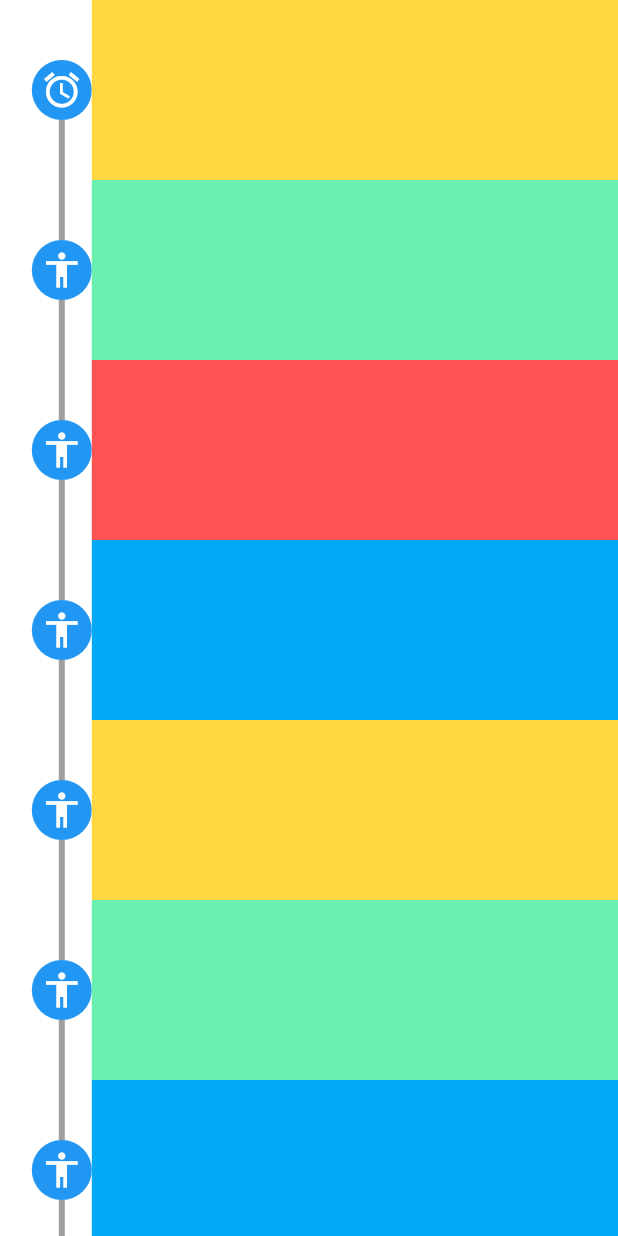
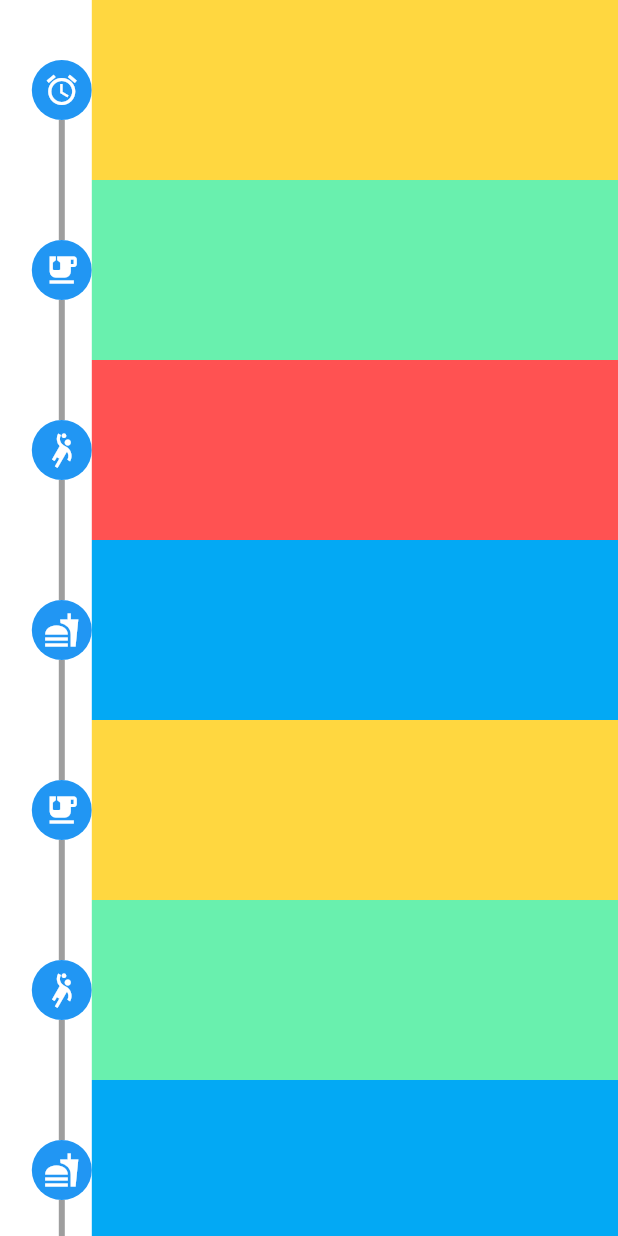
Before and after one commit to tomaszpolanski/healfy, a Flutter app: the screen it shows after launch, on a phone screen of 412 x 824 dp. Run offline on Flutter 3.47's test engine with Material 2 defaults, Android fonts, the phone set to English and light mode, and no system bars; drawn by our look-alikes of timeline_tile.

Commit message:
Icons for elements (#4)
* Icons for elements

* wip

Co-authored-by: Tomek Polanski <tpolanski@groupon.com>

```diff
--- /dev/null
+++ b/lib/features/timeline/timeline_model.dart
@@ -0,0 +1,25 @@
+import 'package:flutter/material.dart';
+
+enum TimelineType { exercise, wake_up, water, food }
+
+class TimelineData {
+  const TimelineData(this.type);
+
+  final TimelineType type;
+}
+
+extension TimelineTypeEx on TimelineType {
+  IconData toIcon() {
+    switch (this) {
+      case TimelineType.exercise:
+        return Icons.sports_handball;
+      case TimelineType.wake_up:
+        return Icons.alarm;
+      case TimelineType.water:
+        return Icons.emoji_food_beverage;
+      case TimelineType.food:
+        return Icons.fastfood_sharp;
+    }
+    throw Exception('Type not handled');
+  }
+}
--- a/lib/features/timeline/timeline_page.dart
+++ b/lib/features/timeline/timeline_page.dart
@@ -1,4 +1,5 @@
 import 'package:flutter/material.dart';
+import 'package:healfy/features/timeline/timeline_model.dart';
 import 'package:timeline_tile/timeline_tile.dart';
 
 class TimelinePage extends StatelessWidget {
@@ -6,7 +7,7 @@ class TimelinePage extends StatelessWidget {
 
   @override
   Widget build(BuildContext context) {
-    return Scaffold(
+    return const Scaffold(
       body: _Content(_mockData),
     );
   }
@@ -18,7 +19,7 @@ class _Content extends StatelessWidget {
     Key key,
   }) : super(key: key);
 
-  final List<_TimelineData> data;
+  final List<TimelineData> data;
 
   @override
   Widget build(BuildContext context) {
@@ -38,15 +39,22 @@ class _Content extends StatelessWidget {
                           alignment: TimelineAlign.manual,
                           lineX: 0.1,
                           isFirst: index == 0,
-                          isLast: data.last == d,
+                          isLast: index == data.length - 1,
                           indicatorStyle: IndicatorStyle(
                             width: 40,
+                            height: 40,
                             color: Colors.blue,
-                            iconStyle: IconStyle(
-                              color: Colors.white,
-                              iconData: index == 0
-                                  ? Icons.alarm
-                                  : Icons.accessibility,
+                            indicator: Container(
+                              width: 40,
+                              height: 40,
+                              decoration: const BoxDecoration(
+                                shape: BoxShape.circle,
+                                color: Colors.blue,
+                              ),
+                              child: Icon(
+                                d.type.toIcon(),
+                                color: Colors.white,
+                              ),
                             ),
                           ),
                           rightChild: Container(
@@ -76,13 +84,17 @@ class _Content extends StatelessWidget {
   }
 }
 
-class _TimelineData {
-  const _TimelineData(this.value);
-
-  final String value;
-}
-
-final _mockData = List.generate(10, (index) => _TimelineData('$index'));
+const _mockData = [
+  TimelineData(TimelineType.wake_up),
+  TimelineData(TimelineType.water),
+  TimelineData(TimelineType.exercise),
+  TimelineData(TimelineType.food),
+  TimelineData(TimelineType.water),
+  TimelineData(TimelineType.exercise),
+  TimelineData(TimelineType.food),
+  TimelineData(TimelineType.water),
+  TimelineData(TimelineType.exercise),
+];
 
 extension IterableEx<T> on Iterable<T> {
   Iterable<T> joinEx(T separator) sync* {
@@ -107,11 +119,3 @@ extension IterableEx<T> on Iterable<T> {
     return List.of(this)..sort(compare);
   }
 }
-
-List<List<T>> chunks<T>(Iterable<T> values, int chunkSize) {
-  return values.fold([[]], (result, x) {
-    return result.last.length == chunkSize
-        ? (result..add([x]))
-        : (result..last.add(x));
-  });
-}
```
Also changed, not shown: 1 other file.
